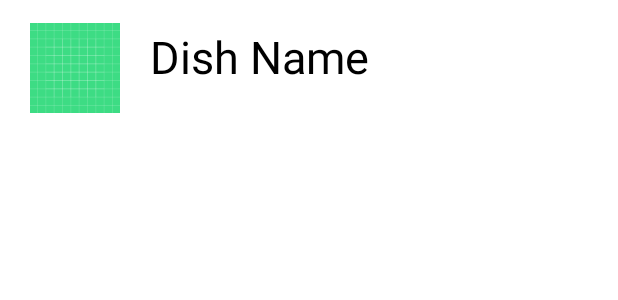
After one commit to Agamjyot08/PersonalFoodRecipeApp, an Android app: the layout recycler_item_view.xml on its own in the app's theme, with its tools: preview values and no code run, on a phone screen of 412 x 824 dp. The commit adds this screen. Shown: the top 300 px of the screen. Run offline under Robolectric (Android 15) with nearby library versions, the phone set to English and light mode, and no system bars.

Commit message:
Initial Files

```diff
--- /dev/null
+++ b/app/src/main/res/layout/recycler_item_view.xml
@@ -0,0 +1,27 @@
+<?xml version="1.0" encoding="utf-8"?>
+<RelativeLayout xmlns:android="http://schemas.android.com/apk/res/android"
+    android:layout_width="match_parent"
+    android:layout_height="wrap_content"
+    xmlns:app="http://schemas.android.com/apk/res-auto">
+
+    <ImageView
+        android:id="@+id/imageView"
+        android:layout_width="60dp"
+        android:layout_height="60dp"
+        android:layout_marginStart="20dp"
+        android:layout_marginTop="15dp"
+        app:srcCompat="@drawable/ic_launcher_background" />
+
+    <TextView
+        android:id="@+id/title"
+        android:layout_width="match_parent"
+        android:layout_height="wrap_content"
+        android:layout_alignParentEnd="true"
+        android:layout_centerVertical="true"
+        android:layout_marginLeft="20dp"
+        android:layout_toRightOf="@id/imageView"
+        android:text="Dish Name"
+        android:textColor="@color/black"
+        android:textSize="30sp" />
+
+</RelativeLayout>
```
Also changed, not shown: app/src/main/java/com/android/personalfoodrecipeapp/Adapter.java (added, +58 -0 lines), app/src/main/java/com/android/personalfoodrecipeapp/FoodData.java (added, +32 -0 lines), app/src/main/res/layout/activity_main.xml (+9 -9 lines).
